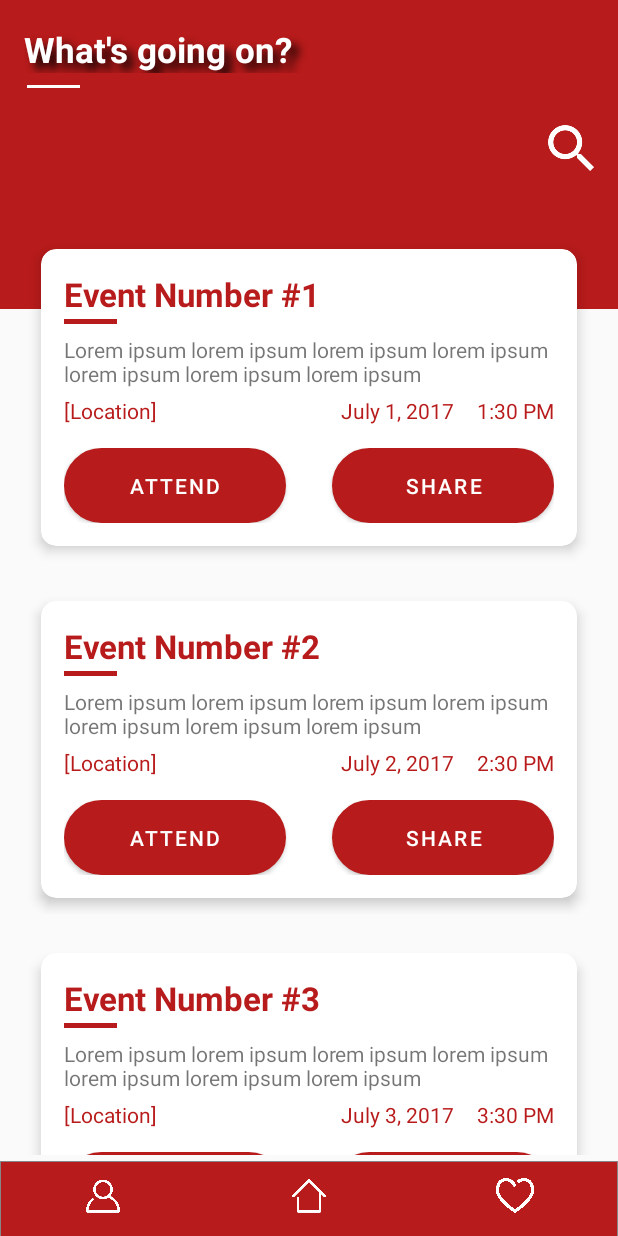
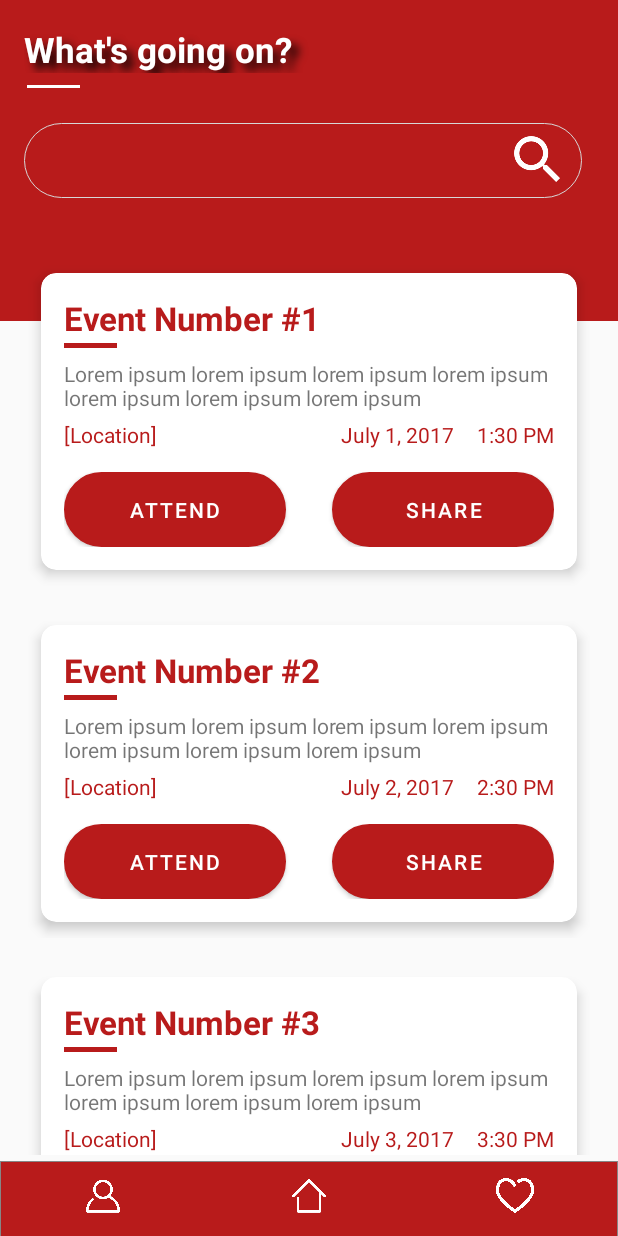
Before and after one commit to flaeteh/EvenioMobile, an Android app: the EventsHomeActivity screen opened directly, with no data from a screen before it, on a phone screen of 412 x 824 dp. Run offline under Robolectric (Android 15) with nearby library versions, the phone set to English and light mode, and no system bars.

Commit message:
Working search/filter in Events List/Home

```diff
--- a/app/src/main/java/tehtuble/com/eveniomobile/View/Adapter/EventsHomeAdapter.kt
+++ b/app/src/main/java/tehtuble/com/eveniomobile/View/Adapter/EventsHomeAdapter.kt
@@ -54,6 +54,18 @@ class EventsHomeAdapter (
                         {
                             filteredList.add(row)
                         }
+                        if (row.eventLocation.toLowerCase().contains(charString.toLowerCase()))
+                        {
+                            filteredList.add(row)
+                        }
+                        if (row.eventTime.toLowerCase().contains(charString.toLowerCase()))
+                        {
+                            filteredList.add(row)
+                        }
+                        if (row.eventDescription.toLowerCase().contains(charString.toLowerCase()))
+                        {
+                            filteredList.add(row)
+                        }
                     }
                     filterEvents = filteredList
                 }
--- a/app/src/main/java/tehtuble/com/eveniomobile/View/EventsHomeActivity.kt
+++ b/app/src/main/java/tehtuble/com/eveniomobile/View/EventsHomeActivity.kt
@@ -28,7 +28,7 @@ class EventsHomeActivity : AppCompatActivity() {
         setContentView(R.layout.activity_events_home)
 
         recyclerView = findViewById(R.id.RecyclerView)
-       // textSearch = findViewById(R.id.et_search)
+        textSearch = findViewById(R.id.textSearch)
 
         recyclerView?.setHasFixedSize(true)
         val layoutManager = LinearLayoutManager(this@EventsHomeActivity)
--- a/app/src/main/res/drawable/bg_whiteoutline.xml
+++ b/app/src/main/res/drawable/bg_whiteoutline.xml
@@ -2,7 +2,7 @@
 <shape xmlns:android="http://schemas.android.com/apk/res/android">
 
     <size android:height="30dp" android:width="50dp"/>
-    <stroke android:color="#d7d7d7" android:width="1dp"/>
+    <stroke android:color="#d7d7d7" android:width="0.7dp"/>
     <solid android:color="#00000000"/>
     <corners android:radius="150dp"/>
 
--- a/app/src/main/res/layout/activity_events_home.xml
+++ b/app/src/main/res/layout/activity_events_home.xml
@@ -10,15 +10,21 @@
 
     <ImageView
             android:layout_width="0dp"
-            android:layout_height="0dp" app:srcCompat="@drawable/bg_bottomnavigation_red"
+            android:layout_height="0dp"
+            app:srcCompat="@drawable/bg_bottomnavigation_red"
             android:id="@+id/imageView"
-            android:scaleType="fitXY" app:layout_constraintEnd_toEndOf="parent"
+            android:scaleType="fitXY"
+            app:layout_constraintEnd_toEndOf="parent"
             app:layout_constraintBottom_toTopOf="@+id/guideline14"
             app:layout_constraintStart_toStartOf="parent"
             app:layout_constraintTop_toTopOf="parent"/>
-    <android.support.constraint.Guideline android:layout_width="wrap_content" android:layout_height="wrap_content"
-                                          android:id="@+id/guideline14"
-                                          android:orientation="horizontal" app:layout_constraintGuide_percent="0.25"/>
+
+    <android.support.constraint.Guideline
+            android:layout_width="wrap_content"
+            android:layout_height="wrap_content"
+            android:id="@+id/guideline14"
+            android:orientation="horizontal"
+            app:layout_constraintGuide_percent="0.26"/>
     <android.support.constraint.Guideline android:layout_width="wrap_content" android:layout_height="wrap_content"
                                           android:id="@+id/guideline16"
                                           android:orientation="horizontal" app:layout_constraintGuide_percent="0.08"/>
@@ -92,26 +98,43 @@
                 android:id="@+id/img_heart"
                 android:layout_weight="1"/>
     </LinearLayout>
+
     <android.support.v7.widget.RecyclerView
             android:id="@+id/RecyclerView"
             android:layout_width="0dp"
             android:layout_height="0dp"
             android:scrollbars="none"
             app:layout_constraintTop_toTopOf="@+id/guideline17"
-            app:layout_constraintBottom_toTopOf="@+id/guideline15" app:layout_constraintEnd_toEndOf="parent"
+            app:layout_constraintBottom_toTopOf="@+id/guideline15"
+            app:layout_constraintEnd_toEndOf="parent"
             app:layout_constraintStart_toStartOf="parent"
-            android:layout_marginLeft="12dp" android:layout_marginStart="12dp" android:layout_marginEnd="12dp"
-            android:layout_marginRight="12dp"/>
-    <ImageView
-            android:layout_width="wrap_content"
-            android:paddingLeft="350dp"
-            android:layout_height="wrap_content" app:srcCompat="@mipmap/ic_search"
-            android:id="@+id/imageView8"
-            app:layout_constraintEnd_toEndOf="parent"
-            app:layout_constraintTop_toBottomOf="@+id/horizontalLineview"
-            app:layout_constraintBottom_toTopOf="@+id/RecyclerView" android:layout_marginTop="8dp"
-            android:layout_marginBottom="8dp"
-            android:layout_marginEnd="8dp" android:layout_marginRight="8dp" android:scaleType="fitXY"
-            app:layout_constraintStart_toStartOf="parent" android:layout_marginLeft="8dp"
-            android:layout_marginStart="8dp"/>
+            android:layout_marginLeft="12dp"
+            android:layout_marginStart="12dp"
+            android:layout_marginEnd="12dp"
+            android:layout_marginRight="12dp"
+            android:layout_marginTop="16dp"/>
+
+    <EditText
+            android:layout_width="0dp"
+            android:layout_height="0dp"
+            android:inputType="textPersonName"
+            android:ems="10"
+            android:id="@+id/textSearch"
+            android:paddingLeft="10dp"
+            android:paddingRight="5dp"
+            android:drawableRight="@mipmap/ic_search"
+            android:background="@drawable/bg_whiteoutline"
+            app:layout_constraintStart_toStartOf="@+id/txt_goingon"
+            app:layout_constraintEnd_toEndOf="@+id/txt_goingon"
+            tools:hint="Search..."
+            android:letterSpacing="0.1"
+            android:textColorHint="@color/lightGray"
+            android:textColor="@color/paleWhite"
+            android:layout_marginTop="16dp"
+            app:layout_constraintTop_toTopOf="@+id/guideline16"
+            android:layout_marginEnd="16dp"
+            android:layout_marginRight="16dp"
+            app:layout_constraintHorizontal_bias="0.0"
+            app:layout_constraintBottom_toTopOf="@+id/guideline17"
+            android:layout_marginBottom="8dp"/>
 </android.support.constraint.ConstraintLayout>
--- a/app/src/main/res/values/colors.xml
+++ b/app/src/main/res/values/colors.xml
@@ -5,5 +5,6 @@
     <color name="colorAccent">#B81B1B</color>
 
     <color name="paleWhite">#dadada</color>
+    <color name="lightGray">#e1e1e1</color>
     <color name="White">#FFFFFF</color>
 </resources>
```
